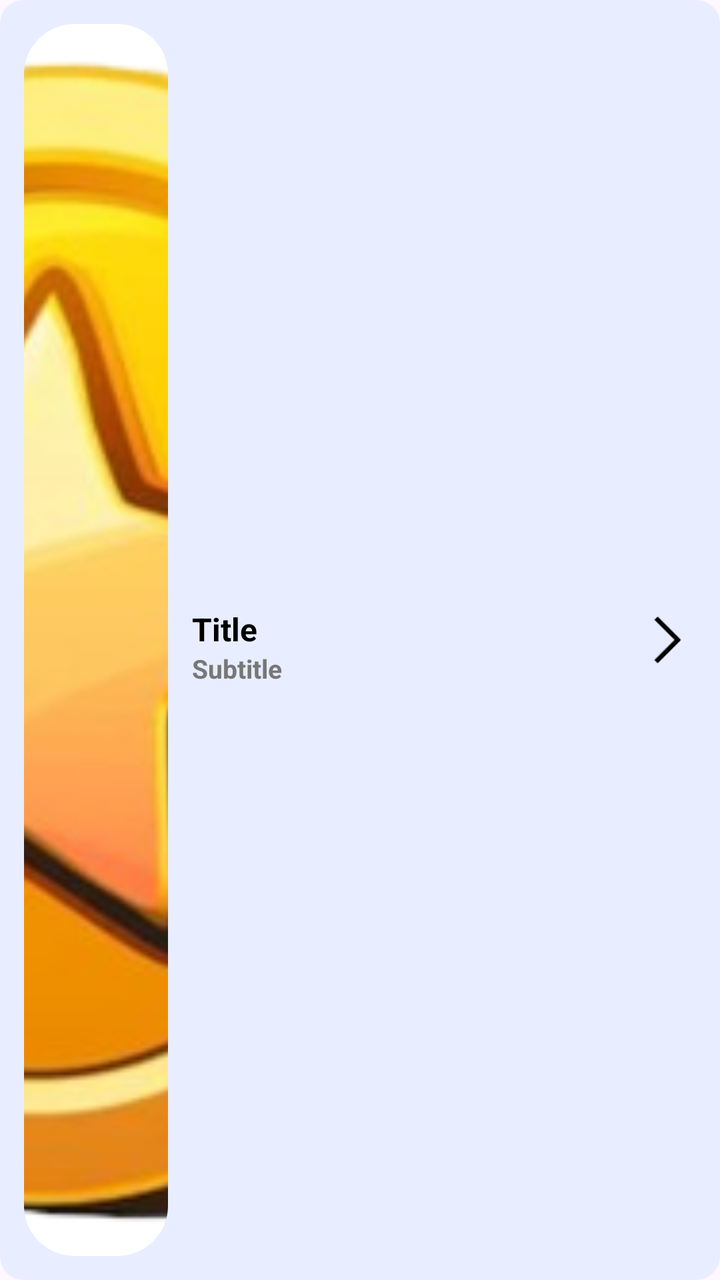
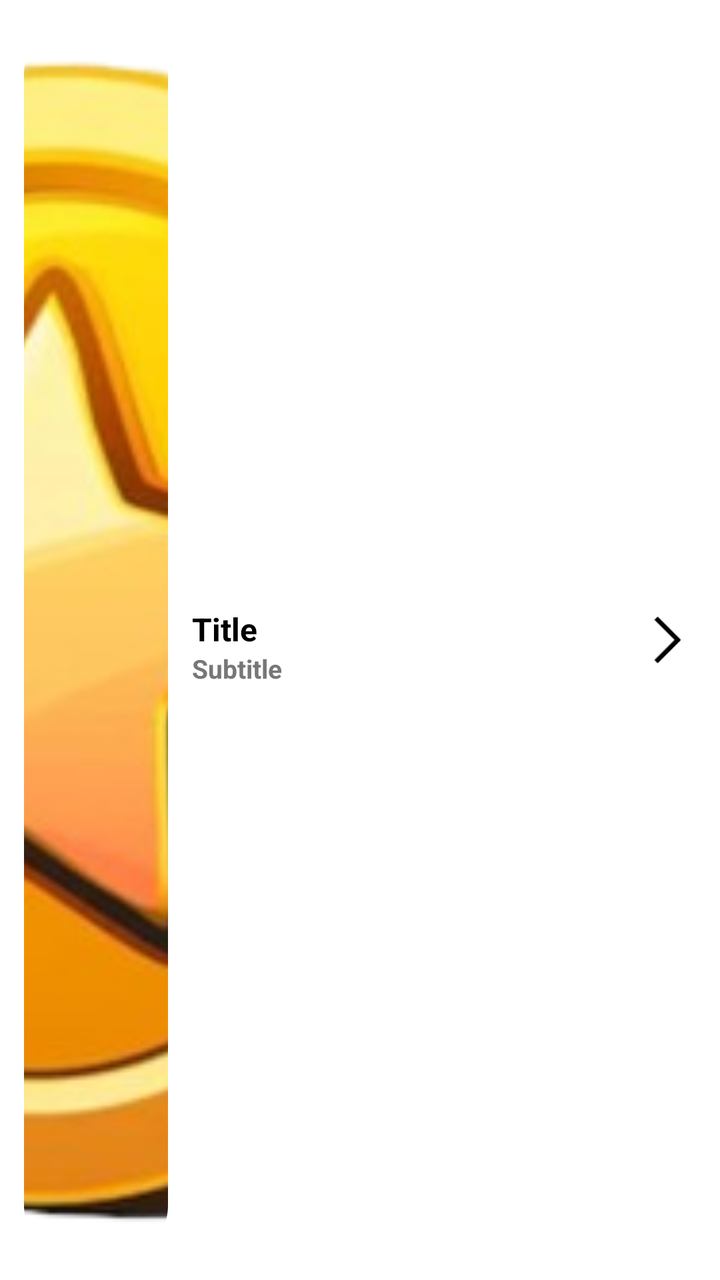

Before-and-after screenshots of an Android layout around one commit, followed by the original layout XML and the change that was made.
<!-- AndroidManifest.xml: application theme Theme.RGamer -->
<!-- res/layout/item_reward_option.xml -->
<?xml version="1.0" encoding="utf-8"?>
<LinearLayout xmlns:android="http://schemas.android.com/apk/res/android"
    android:layout_width="match_parent"
    android:layout_height="100dp"
    xmlns:app="http://schemas.android.com/apk/res-auto"
    android:padding="12dp"
    android:background="@drawable/bg_history"
    android:orientation="horizontal"
    android:layout_marginTop="6dp"
    android:gravity="center_vertical">

    <ImageView
        android:id="@+id/icon"
        android:layout_width="72dp"
        android:layout_height="match_parent"
        android:background="@drawable/splash_image_bg1"
        android:clipToOutline="true"
        android:scaleType="centerCrop"
        android:src="@drawable/ic_placeholder" />

    <LinearLayout
        android:layout_width="262dp"
        android:layout_height="wrap_content"
        android:layout_marginStart="12dp"
        android:layout_weight="1"
        android:orientation="vertical">

        <TextView
            android:id="@+id/title"
            android:layout_width="match_parent"
            android:layout_height="39dp"
            android:gravity="bottom"
            android:text="Title"
            android:textColor="@color/black"
            android:textSize="16dp"
            android:textStyle="bold" />

        <TextView
            android:id="@+id/subtitle"
            android:layout_width="match_parent"
            android:layout_height="28dp"
            android:text="Subtitle"
            android:textColor="#777777"
            android:textSize="13dp"
            android:textStyle="bold" />
    </LinearLayout>

    <ImageView
        android:layout_width="28dp"
        android:layout_height="wrap_content"
        android:src="@drawable/ic_arrow_right" />
</LinearLayout>
<!-- resources referenced by this layout -->
<resources>
  <color name="black">#FF000000</color>
  <!-- drawable bg_history (drawable) -->
  <shape xmlns:android="http://schemas.android.com/apk/res/android">
      <solid android:color="#E8EDFF"/>
      <corners android:radius="12dp"/>
  </shape>
  <!-- drawable ic_arrow_right: png bitmap (drawable, 496 bytes) -->
  <!-- drawable ic_placeholder: png bitmap (drawable, 124043 bytes) -->
  <!-- drawable splash_image_bg1 (drawable) -->
  <?xml version="1.0" encoding="utf-8"?>
  <shape xmlns:android="http://schemas.android.com/apk/res/android">
      <solid android:color="#FFFFFF"/>
      <corners android:radius="25dp"/>
  </shape>
  <style name="Theme.RGamer" parent="Base.Theme.RGamer" />
  <style name="Base.Theme.RGamer" parent="Theme.Material3.DayNight.NoActionBar">
          
          
      </style>
</resources>

<!-- the commit's change to res/layout/item_reward_option.xml (unified diff, before → after) -->
@@ -4,7 +4,7 @@
     android:layout_height="100dp"
     xmlns:app="http://schemas.android.com/apk/res-auto"
     android:padding="12dp"
-    android:background="@drawable/bg_history"
+    android:background="@color/white"
     android:orientation="horizontal"
     android:layout_marginTop="6dp"
     android:gravity="center_vertical">
<!-- resource entries referenced after the edit -->
@@ -1,11 +1,7 @@
 <!-- resources referenced by this layout -->
 <resources>
   <color name="black">#FF000000</color>
-  <!-- drawable bg_history (drawable) -->
-  <shape xmlns:android="http://schemas.android.com/apk/res/android">
-      <solid android:color="#E8EDFF"/>
-      <corners android:radius="12dp"/>
-  </shape>
+  <color name="white">#FFFFFFFF</color>
   <!-- drawable ic_arrow_right: png bitmap (drawable, 496 bytes) -->
   <!-- drawable ic_placeholder: png bitmap (drawable, 124043 bytes) -->
   <!-- drawable splash_image_bg1 (drawable) -->
